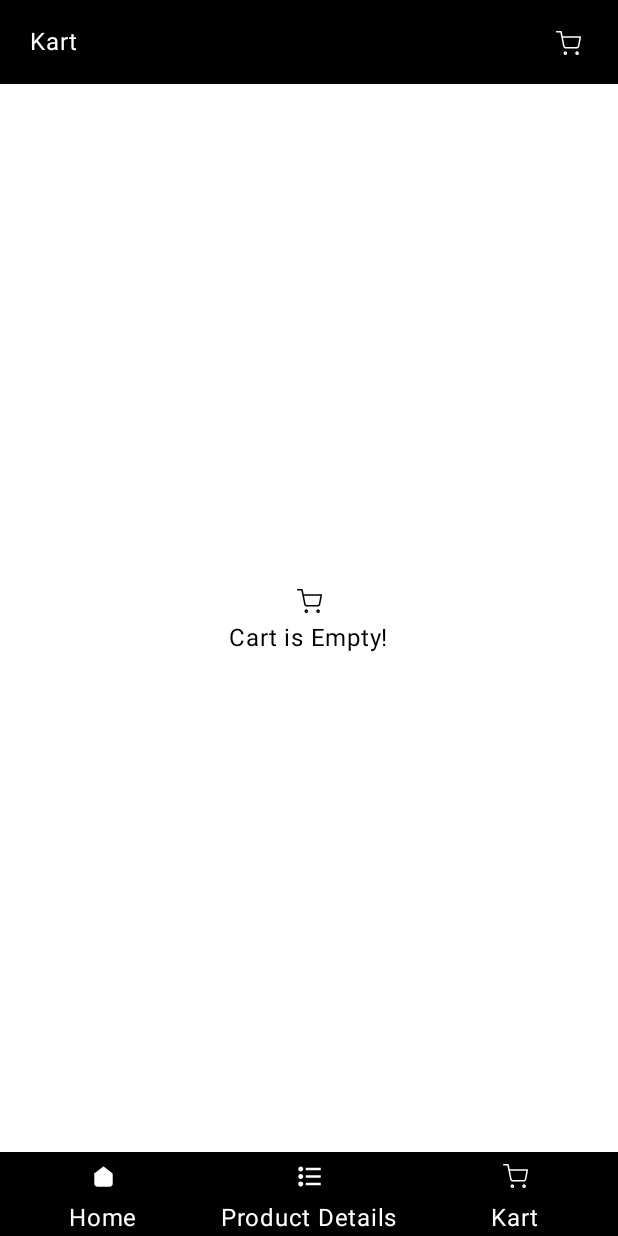
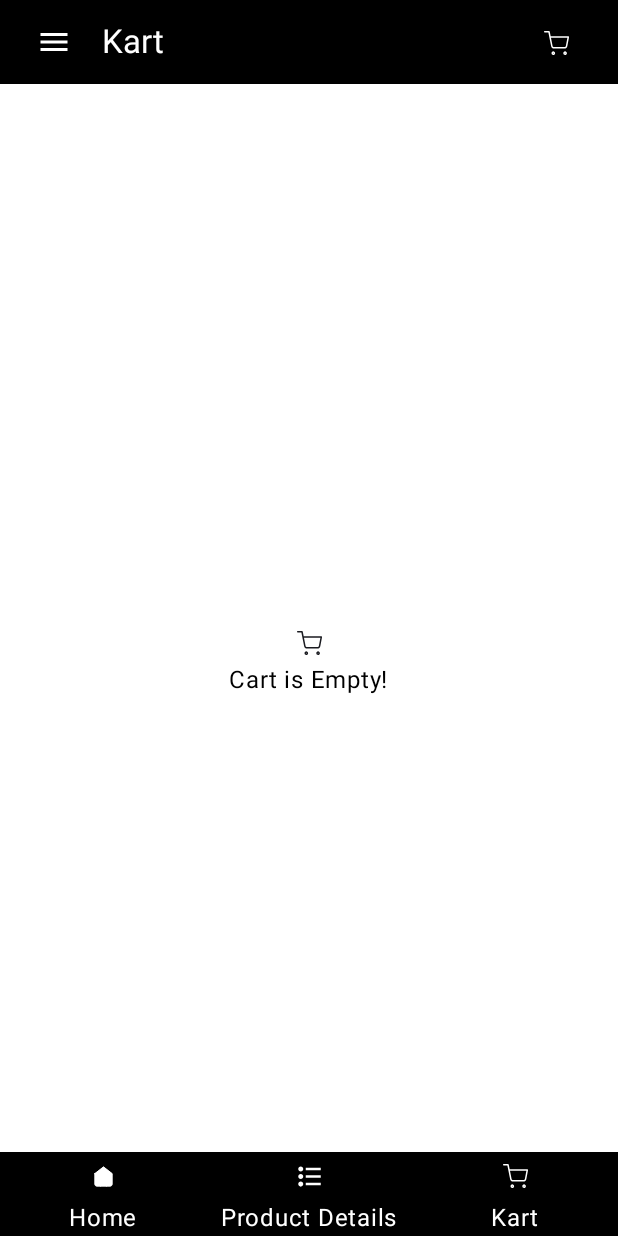
Before and after one commit to dinoomanovic/Kart, an Android app built with Jetpack Compose: the CartScreen screen opened through its navigation route, on a phone screen of 412 x 824 dp. Run offline under Robolectric (Android 15) with nearby library versions, the phone set to English and light mode, and no system bars; our stand-ins replace Dagger/Hilt's generated code, Room's generated code, Timber, accompanist; pictures from the network do not load.

Commit message:
Implement Drawer Sheet Menu

```diff
--- a/app/src/main/java/ba/android/kartapp/ui/NavGraph.kt
+++ b/app/src/main/java/ba/android/kartapp/ui/NavGraph.kt
@@ -57,18 +57,21 @@ fun NavGraph(
         }
         composable(MainDestinations.HOME) {
             HomeScreen(
+                navHostController = navController,
                 navigateToProductDetails = actions.navigateToProductDetails,
                 bottomNavigation = bottomNavigation)
         }
         composable(MainDestinations.PRODUCTS) {
             ProductScreen(
+                navHostController = navController,
                 viewModel = hiltViewModel(),
                 navigateToCart = actions.navigateToCart,
                 bottomNavigation = bottomNavigation
-                )
+            )
         }
         composable(MainDestinations.CART) {
             CartScreen(
+                navController = navController,
                 viewModel = hiltViewModel(),
                 navigateToProductDetails = actions.navigateToProductDetails,
                 bottomNavigation = bottomNavigation,
--- /dev/null
+++ b/app/src/main/java/ba/android/kartapp/ui/components/Extensions.kt
@@ -0,0 +1,47 @@
+package ba.android.kartapp.ui.components
+
+import android.os.SystemClock
+import androidx.compose.foundation.clickable
+import androidx.compose.runtime.Composable
+import androidx.compose.runtime.getValue
+import androidx.compose.runtime.mutableLongStateOf
+import androidx.compose.runtime.remember
+import androidx.compose.runtime.setValue
+import androidx.compose.ui.Modifier
+import androidx.compose.ui.composed
+
+/**
+ * @author Dino Omanovic <dino.omanovic@propeller.ba>
+ * Created on Mar, 25 2024
+ */
+/**
+ * Wraps an [onClick] lambda with another one that supports debouncing. The default deboucing time
+ * is 1000ms.
+ *
+ * @return debounced onClick
+ */
+@Composable
+inline fun debounced(crossinline onClick: () -> Unit, debounceTime: Long = 1000L): () -> Unit {
+    var lastTimeClicked by remember { mutableLongStateOf(0L) }
+    val onClickLambda: () -> Unit = {
+        val now = SystemClock.uptimeMillis()
+        if (now - lastTimeClicked > debounceTime) {
+            onClick()
+        }
+        lastTimeClicked = now
+    }
+    return onClickLambda
+}
+
+/**
+ * The same as [Modifier.clickable] with support to debouncing.
+ */
+fun Modifier.debouncedClickable(
+    debounceTime: Long = 1000L,
+    onClick: () -> Unit
+): Modifier {
+    return this.composed {
+        val clickable = debounced(debounceTime = debounceTime, onClick = { onClick() })
+        this.clickable { clickable() }
+    }
+}
--- a/app/src/main/java/ba/android/kartapp/ui/components/Navigation.kt
+++ b/app/src/main/java/ba/android/kartapp/ui/components/Navigation.kt
@@ -1,5 +1,6 @@
 package ba.android.kartapp.ui.components
 
+import android.annotation.SuppressLint
 import androidx.annotation.DrawableRes
 import androidx.compose.foundation.background
 import androidx.compose.foundation.layout.Arrangement
@@ -10,32 +11,103 @@ import androidx.compose.foundation.layout.Spacer
 import androidx.compose.foundation.layout.fillMaxSize
 import androidx.compose.foundation.layout.fillMaxWidth
 import androidx.compose.foundation.layout.height
+import androidx.compose.foundation.layout.padding
 import androidx.compose.foundation.layout.width
+import androidx.compose.material3.DrawerState
+import androidx.compose.material3.ModalNavigationDrawer
+import androidx.compose.material3.PermanentDrawerSheet
+import androidx.compose.material3.Scaffold
 import androidx.compose.material3.Surface
 import androidx.compose.material3.Text
 import androidx.compose.runtime.Composable
+import androidx.compose.runtime.mutableStateOf
+import androidx.compose.runtime.remember
+import androidx.compose.runtime.rememberCoroutineScope
 import androidx.compose.ui.Alignment
 import androidx.compose.ui.Modifier
 import androidx.compose.ui.graphics.Color
+import androidx.compose.ui.res.stringResource
 import androidx.compose.ui.unit.dp
+import androidx.navigation.NavHostController
 import ba.android.kartapp.R
+import ba.android.kartapp.ui.drawer.DrawerBody
+import ba.android.kartapp.ui.drawer.TopBar
+import ba.android.kartapp.ui.drawer.drawerScreens
+import kotlinx.coroutines.launch
 
+@SuppressLint("UnusedMaterial3ScaffoldPaddingParameter")
 @Composable
 fun Navigation(
+    navHostController: NavHostController,
     title: String,
     topIcons: List<NavigationIcons>,
+    drawerState: DrawerState,
     content: @Composable () -> Unit,
     onBack: (() -> Unit)? = null,
     bottomIcons: List<NavigationIcons>? = null,
     modifier: Modifier = Modifier
 ) {
+    val kart = stringResource(id = R.string.kart)
+
+    val scope = rememberCoroutineScope()
+    val selectedDrawerItem = remember {
+        mutableStateOf(kart)
+    }
+
+    selectedDrawerItem.value = title
     Column(modifier = modifier.fillMaxSize()) {
-        NavigationHeader(onBack, title, topIcons)
-        Box(Modifier.weight(1f).background(Color.White)) {
-            content()
+        ModalNavigationDrawer(
+            drawerState = drawerState,
+            drawerContent = {
+                PermanentDrawerSheet(drawerContainerColor = Color.Black) {
+                    DrawerBody(
+                        menuItems = drawerScreens(),
+                        drawerState = drawerState,
+                        scope = scope,
+                        selectedDrawerItem = selectedDrawerItem.value,
+                    ) {
+                        selectedDrawerItem.value = it.id
+                        navHostController.navigate(it.navId)
+                    }
+                }
+
+            }) {
+            Scaffold(
+                topBar = {
+                    TopBar(
+                        isBackEnabled = false,
+                        navigateBack = onBack ?: {},
+                        title = title,
+                        topIcons = topIcons,
+                        openDrawer =
+                        {
+                            scope.launch {
+                                // Open the drawer with animation
+                                // and suspend until it is fully
+                                // opened or animation has been canceled
+                                drawerState.open()
+                            }
+                        }
+                    )
+                },
+                bottomBar = {
+                    if (bottomIcons?.isNotEmpty() == true) {
+                        BottomNavigation(bottomIcons)
+                    }
+                }
+            ) {
+                Box(
+                    Modifier
+                        .padding(top = 56.dp)
+                        .weight(1f)
+                        .background(Color.White)) {
+                    content()
+
+                }
+
+            }
         }
-        if (bottomIcons?.isNotEmpty() == true)
-            BottomNavigation(bottomIcons)
+
     }
 }
 
--- /dev/null
+++ b/app/src/main/java/ba/android/kartapp/ui/drawer/DrawerBody.kt
@@ -0,0 +1,73 @@
+package ba.android.kartapp.ui.drawer
+
+import androidx.activity.compose.BackHandler
+import androidx.compose.foundation.layout.Column
+import androidx.compose.foundation.layout.fillMaxHeight
+import androidx.compose.foundation.layout.padding
+import androidx.compose.foundation.layout.width
+import androidx.compose.foundation.lazy.LazyColumn
+import androidx.compose.foundation.lazy.items
+import androidx.compose.foundation.lazy.rememberLazyListState
+import androidx.compose.material3.DrawerState
+import androidx.compose.runtime.Composable
+import androidx.compose.ui.ExperimentalComposeUiApi
+import androidx.compose.ui.Modifier
+import androidx.compose.ui.platform.LocalSoftwareKeyboardController
+import androidx.compose.ui.unit.dp
+import androidx.hilt.navigation.compose.hiltViewModel
+import kotlinx.coroutines.CoroutineScope
+import kotlinx.coroutines.launch
+
+@OptIn(
+    ExperimentalComposeUiApi::class
+)
+@Composable
+fun DrawerBody(
+    modifier: Modifier = Modifier,
+    viewModel: DrawerBodyViewModel = hiltViewModel(),
+    menuItems: List<MenuItem>,
+    drawerState: DrawerState,
+    scope: CoroutineScope,
+    selectedDrawerItem: String,
+    onItemClick: (MenuItem) -> Unit
+) {
+    val keyboardController = LocalSoftwareKeyboardController.current
+    val scrollState = rememberLazyListState()
+
+    BackHandler {
+        keyboardController?.hide()
+        scope.launch {
+            drawerState.close()
+        }
+    }
+    if (drawerState.isClosed) {
+            keyboardController?.hide()
+        }
+
+    Column(
+        modifier = modifier
+            .fillMaxHeight()
+            .width(293.dp)
+    ) {
+        LazyColumn(
+            state = scrollState,
+            modifier = Modifier
+                .padding(top = 18.dp)
+                .weight(1f)
+        ) {
+            items(menuItems) { item ->
+                DrawerItem(
+                    menuItem = item,
+                    selectedDrawerItem = selectedDrawerItem,
+                    modifier = modifier
+                ) {
+                    keyboardController?.hide()
+                    scope.launch {
+                        drawerState.close()
+                    }
+                    onItemClick(item)
+                }
+            }
+        }
+    }
+}
--- /dev/null
+++ b/app/src/main/java/ba/android/kartapp/ui/drawer/DrawerBodyViewModel.kt
@@ -0,0 +1,18 @@
+package ba.android.kartapp.ui.drawer
+
+import androidx.lifecycle.ViewModel
+import androidx.lifecycle.viewModelScope
+import dagger.hilt.android.lifecycle.HiltViewModel
+import kotlinx.coroutines.Dispatchers
+import kotlinx.coroutines.flow.Flow
+import kotlinx.coroutines.launch
+import javax.inject.Inject
+
+/**
+ * @author Dino Omanovic <dino.omanovic@propeller.ba>
+ * Created on Mar, 25 2024
+ */
+@HiltViewModel
+class DrawerBodyViewModel @Inject constructor() : ViewModel() {
+
+}
--- /dev/null
+++ b/app/src/main/java/ba/android/kartapp/ui/drawer/DrawerItem.kt
@@ -0,0 +1,50 @@
+package ba.android.kartapp.ui.drawer
+
+import androidx.compose.foundation.layout.Column
+import androidx.compose.foundation.layout.Row
+import androidx.compose.foundation.layout.padding
+import androidx.compose.material3.Divider
+import androidx.compose.material3.Text
+import androidx.compose.runtime.Composable
+import androidx.compose.ui.Alignment
+import androidx.compose.ui.Modifier
+import androidx.compose.ui.graphics.Color
+import androidx.compose.ui.res.stringResource
+import androidx.compose.ui.tooling.preview.Preview
+import androidx.compose.ui.unit.dp
+import androidx.navigation.NavHostController
+import ba.android.kartapp.R
+import ba.android.kartapp.ui.components.debouncedClickable
+
+/**
+ * @author Dino Omanovic <dino.omanovic@propeller.ba>
+ * Created on Mar, 25 2024
+ */
+@Composable
+fun DrawerItem(
+    menuItem: MenuItem,
+    selectedDrawerItem: String,
+    modifier: Modifier = Modifier,
+    onItemClick: (MenuItem) -> Unit
+) {
+    Column(
+        modifier = Modifier.debouncedClickable {
+            onItemClick(menuItem)
+        }
+    ) {
+        Row(
+            verticalAlignment = Alignment.CenterVertically,
+            modifier = modifier
+                .padding(vertical = 8.dp)
+        ) {
+            Text(
+                text = menuItem.id,
+                color = Color.White,
+                modifier = modifier.padding(
+                    start = if (selectedDrawerItem == menuItem.id) 32.dp else 27.dp
+                )
+            )
+        }
+        Divider(color = Color.Transparent)
+    }
+}
--- /dev/null
+++ b/app/src/main/java/ba/android/kartapp/ui/drawer/MenuItem.kt
@@ -0,0 +1,18 @@
+package ba.android.kartapp.ui.drawer
+
+import androidx.compose.runtime.Composable
+import androidx.compose.ui.res.stringResource
+import ba.android.kartapp.R
+import ba.android.kartapp.ui.MainDestinations
+
+data class MenuItem(
+    val navId: String,
+    val id: String,
+)
+
+@Composable
+fun drawerScreens() = listOf(
+    MenuItem(navId = MainDestinations.HOME, stringResource(id = R.string.home)),
+    MenuItem(navId = MainDestinations.PRODUCTS, stringResource(id = R.string.product_details)),
+    MenuItem(navId = MainDestinations.CART, stringResource(id = R.string.kart)),
+)
--- /dev/null
+++ b/app/src/main/java/ba/android/kartapp/ui/drawer/TopBar.kt
@@ -0,0 +1,91 @@
+package ba.android.kartapp.ui.drawer
+
+import androidx.compose.foundation.background
+import androidx.compose.foundation.layout.Arrangement
+import androidx.compose.foundation.layout.Column
+import androidx.compose.foundation.layout.Row
+import androidx.compose.foundation.layout.fillMaxHeight
+import androidx.compose.foundation.layout.fillMaxWidth
+import androidx.compose.foundation.layout.height
+import androidx.compose.foundation.layout.padding
+import androidx.compose.material.icons.Icons
+import androidx.compose.material.icons.filled.ArrowBack
+import androidx.compose.material.icons.filled.Menu
+import androidx.compose.material3.CenterAlignedTopAppBar
+import androidx.compose.material3.ExperimentalMaterial3Api
+import androidx.compose.material3.Icon
+import androidx.compose.material3.TopAppBarDefaults
+import androidx.compose.runtime.Composable
+import androidx.compose.ui.Alignment
+import androidx.compose.ui.Modifier
+import androidx.compose.ui.graphics.Color
+import androidx.compose.ui.res.stringResource
+import androidx.compose.ui.tooling.preview.Preview
+import androidx.compose.ui.unit.dp
+import ba.android.kartapp.R
+import ba.android.kartapp.ui.components.NavigationHeader
+import ba.android.kartapp.ui.components.NavigationIcons
+import ba.android.kartapp.ui.components.debouncedClickable
+
+@OptIn(ExperimentalMaterial3Api::class)
+@Composable
+fun TopBar(
+    isBackEnabled: Boolean = true,
+    title: String,
+    openDrawer: () -> Unit,
+    navigateBack: () -> Unit,
+    topIcons: List<NavigationIcons>
+) {
+
+    Column(
+        modifier = Modifier
+    ) {
+        Column(
+            modifier = Modifier
+                .background(Color.White)
+        ) {
+            CenterAlignedTopAppBar(
+                modifier = Modifier
+                    .height(56.dp)
+                    .fillMaxWidth(),
+                colors = TopAppBarDefaults.centerAlignedTopAppBarColors(
+                    containerColor = Color.Black,
+                    titleContentColor = Color.White,
+                ),
+                title = {
+                    Row(
+                        modifier = Modifier
+                            .padding(horizontal = 8.dp)
+                            .fillMaxWidth()
+                            .fillMaxHeight(),
+                        verticalAlignment = Alignment.CenterVertically,
+                        horizontalArrangement = Arrangement.Start
+                    ) {
+                        Icon(
+                            imageVector = if (isBackEnabled) Icons.Filled.ArrowBack else Icons.Default.Menu,
+                            tint = Color.White,
+                            modifier = Modifier
+                                .debouncedClickable {
+                                    if (isBackEnabled) navigateBack() else openDrawer()
+                                },
+                            contentDescription = null
+                        )
+                        NavigationHeader(null, title, topIcons)
+
+                    }
+                },
+            )
+        }
+    }
+}
+
+@Preview
+@Composable
+fun TopBarPreview() {
+    val kart = stringResource(id = R.string.kart)
+    TopBar(
+        title = kart,
+        navigateBack = {},
+        topIcons = listOf(),
+        openDrawer = { /*TODO*/ })
+}
--- a/app/src/main/java/ba/android/kartapp/ui/screen/homescreen/HomeScreen.kt
+++ b/app/src/main/java/ba/android/kartapp/ui/screen/homescreen/HomeScreen.kt
@@ -8,15 +8,20 @@ import androidx.compose.foundation.layout.fillMaxSize
 import androidx.compose.foundation.layout.height
 import androidx.compose.foundation.layout.padding
 import androidx.compose.foundation.layout.size
+import androidx.compose.material3.DrawerState
+import androidx.compose.material3.DrawerValue
 import androidx.compose.material3.Text
 import androidx.compose.runtime.Composable
 import androidx.compose.runtime.LaunchedEffect
 import androidx.compose.ui.Alignment
 import androidx.compose.ui.Modifier
+import androidx.compose.ui.graphics.Color
 import androidx.compose.ui.res.painterResource
 import androidx.compose.ui.res.stringResource
 import androidx.compose.ui.unit.dp
+import androidx.navigation.NavHostController
 import ba.android.kartapp.R
+import ba.android.kartapp.ui.components.BottomNavigation
 import ba.android.kartapp.ui.components.Navigation
 import ba.android.kartapp.ui.components.NavigationIcons
 import ba.android.kartapp.ui.screen.loadingscreen.LoadingScreen
@@ -24,13 +29,17 @@ import kotlinx.coroutines.delay
 
 @Composable
 fun HomeScreen(
+    navHostController: NavHostController,
     bottomNavigation: List<NavigationIcons>,
     navigateToProductDetails: () -> Unit
 ) {
+    val drawerState: DrawerState = DrawerState(DrawerValue.Closed)
     Navigation(
+        navHostController = navHostController,
         title = stringResource(R.string.home),
         topIcons = listOf(),
         bottomIcons = bottomNavigation,
+        drawerState = drawerState,
         content = {
             HomeScreen(navigateToProductDetails = navigateToProductDetails)
         })
@@ -45,7 +54,7 @@ fun HomeScreen(navigateToProductDetails: ()-> Unit) {
         verticalArrangement = Arrangement.Center,
         horizontalAlignment = Alignment.CenterHorizontally
     ) {
-        Text(text = "Welcome to Kart")
+        Text(text = "Welcome to Kart", color = Color.Black)
         Spacer(modifier = Modifier.height(16.dp))
         Image(
             painter = painterResource(id = R.drawable.ic_cart),
@@ -53,8 +62,4 @@ fun HomeScreen(navigateToProductDetails: ()-> Unit) {
             modifier = Modifier.size(100.dp)
         )
     }
-//    LaunchedEffect(Unit) {
-//        delay(2000)
-//        navigateToProductDetails()
-//    }
 }
--- a/app/src/main/java/ba/android/kartapp/ui/screen/posts/cartscreen/CartScreen.kt
+++ b/app/src/main/java/ba/android/kartapp/ui/screen/posts/cartscreen/CartScreen.kt
@@ -15,6 +15,8 @@ import androidx.compose.foundation.layout.size
 import androidx.compose.foundation.lazy.LazyColumn
 import androidx.compose.foundation.lazy.items
 import androidx.compose.material3.Divider
+import androidx.compose.material3.DrawerState
+import androidx.compose.material3.DrawerValue
 import androidx.compose.material3.Text
 import androidx.compose.runtime.Composable
 import androidx.compose.runtime.*
@@ -26,6 +28,8 @@ import androidx.compose.ui.res.stringResource
 import androidx.compose.ui.text.style.TextAlign
 import androidx.compose.ui.unit.dp
 import androidx.compose.ui.unit.sp
+import androidx.navigation.NavController
+import androidx.navigation.NavHostController
 import ba.android.kartapp.R
 import ba.android.kartapp.data.model.ProductEntity
 import ba.android.kartapp.data.model.toProduct
@@ -38,6 +42,7 @@ import coil.compose.rememberImagePainter
 
 @Composable
 fun CartScreen(
+    navController: NavHostController,
     viewModel: CartViewModel,
     bottomNavigation: List<NavigationIcons>,
     navigateToProductDetails:() -> Unit
@@ -47,11 +52,14 @@ fun CartScreen(
     }
 
     val state = viewModel.state
+    val drawerState: DrawerState = DrawerState(DrawerValue.Closed)
 
     Navigation(
+        navHostController = navController,
         title = stringResource(R.string.kart),
         topIcons = listOf(NavigationIcons(R.drawable.ic_product_cart, {})),
         bottomIcons = bottomNavigation,
+        drawerState = drawerState,
         content = {
             if (state.isLoading)
                 LoadingScreen()
@@ -77,10 +85,11 @@ fun CartScreenView(
         if (products.isEmpty()) {
             Column(horizontalAlignment = Alignment.CenterHorizontally, verticalArrangement = Arrangement.Center) {
                 IconButton(
+                    color = Color.Black,
                     image = R.drawable.ic_product_cart,
                     onClick = {}
                 )
-                Text(text = "Cart is Empty!")
+                Text(text = "Cart is Empty!", color = Color.Black)
             }
         } else {
             LazyColumn(
--- a/app/src/main/java/ba/android/kartapp/ui/screen/product/ProductScreen.kt
+++ b/app/src/main/java/ba/android/kartapp/ui/screen/product/ProductScreen.kt
@@ -19,6 +19,8 @@ import androidx.compose.foundation.layout.size
 import androidx.compose.foundation.lazy.LazyColumn
 import androidx.compose.foundation.lazy.items
 import androidx.compose.material3.Divider
+import androidx.compose.material3.DrawerState
+import androidx.compose.material3.DrawerValue
 import androidx.compose.material3.Text
 import androidx.compose.runtime.Composable
 import androidx.compose.runtime.LaunchedEffect
@@ -33,6 +35,7 @@ import androidx.compose.ui.res.stringResource
 import androidx.compose.ui.text.style.TextAlign
 import androidx.compose.ui.unit.dp
 import androidx.compose.ui.unit.sp
+import androidx.navigation.NavHostController
 import ba.android.kartapp.R
 import ba.android.kartapp.data.model.Product
 import ba.android.kartapp.ui.components.Navigation
@@ -44,6 +47,7 @@ import kotlinx.coroutines.launch
 
 @Composable
 fun ProductScreen(
+    navHostController: NavHostController,
     viewModel: ProductViewModel,
     bottomNavigation: List<NavigationIcons>,
     navigateToCart: () -> Unit
@@ -53,11 +57,14 @@ fun ProductScreen(
     }
 
     val state = viewModel.state
+    val drawerState: DrawerState = DrawerState(DrawerValue.Closed)
 
     Navigation(
+        navHostController = navHostController,
         title = stringResource(R.string.product_details),
         topIcons = listOf(NavigationIcons(R.drawable.ic_queue, {})),
         bottomIcons = bottomNavigation,
+        drawerState = drawerState,
         content = {
             if (state.isLoading)
                 LoadingScreen()
```
